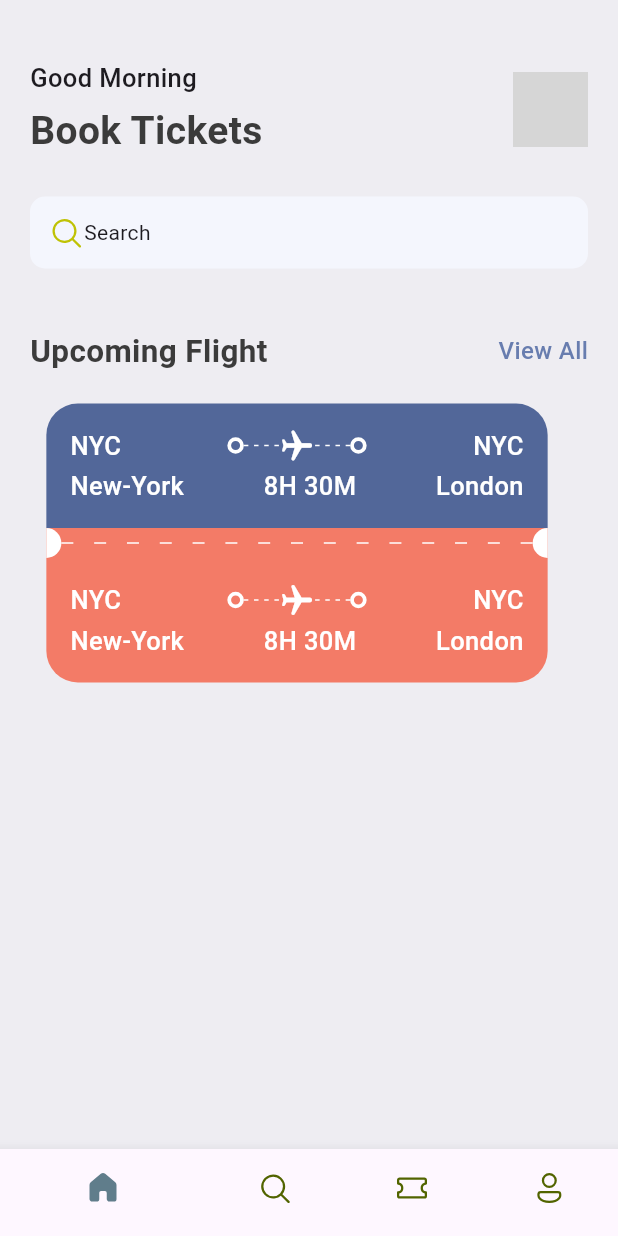
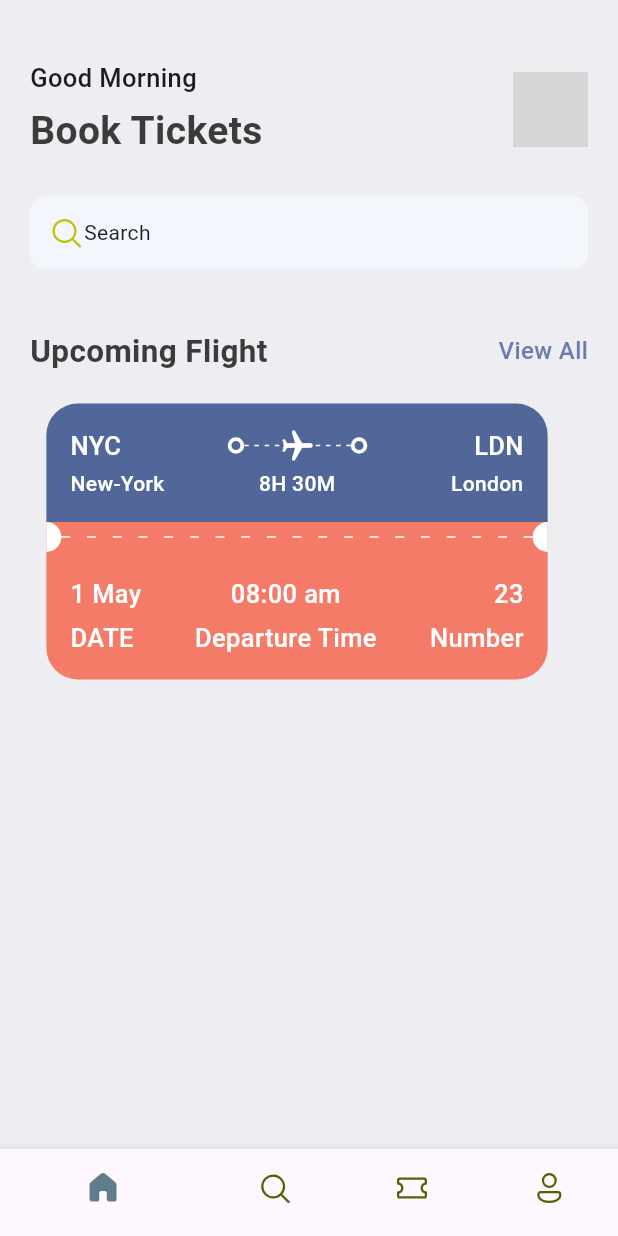
Before and after one commit to yky32/ticket-app, a Flutter app: the screen it shows after launch, on a phone screen of 412 x 824 dp. Run offline on Flutter 3.47's test engine with Material 3 defaults, Android fonts, the phone set to English and light mode, and no system bars; our stand-ins replace fluentui_icons; grey boxes are pictures that could not be loaded.

Commit message:
rows in a sizedBox

```diff
--- a/lib/base/res/styles/app_styles.dart
+++ b/lib/base/res/styles/app_styles.dart
@@ -17,6 +17,6 @@ class AppStyles {
       TextStyle(fontSize: 21, fontWeight: FontWeight.bold, color: textColor);
   static TextStyle headLineStyle3 =
       const TextStyle(fontSize: 17, fontWeight: FontWeight.w500);
-
-
+  static TextStyle headLineStyle4 =
+      const TextStyle(fontSize: 14, fontWeight: FontWeight.w500);
 }
--- /dev/null
+++ b/lib/base/widgets/app_column_text_layout.dart
@@ -0,0 +1,21 @@
+import 'package:flutter/material.dart';
+import 'package:ticket_app/base/widgets/text_style_third.dart';
+
+class AppColumnTextLayout extends StatelessWidget {
+  final String topText;
+  final String bottomText;
+  final CrossAxisAlignment alignment;
+  const AppColumnTextLayout({super.key, required this.topText, required this.bottomText, required this.alignment});
+
+  @override
+  Widget build(BuildContext context) {
+    return Column(
+      crossAxisAlignment: alignment,
+      children: [
+        TextStyleThird(text: topText),
+        const SizedBox(height: 5,),
+        TextStyleThird(text: bottomText),
+      ],
+    );
+  }
+}
--- /dev/null
+++ b/lib/base/widgets/text_style_fourt.dart
@@ -0,0 +1,19 @@
+import 'package:flutter/material.dart';
+import 'package:ticket_app/base/res/styles/app_styles.dart';
+
+class TextStyleFourth extends StatelessWidget {
+  const TextStyleFourth(
+      {super.key, required this.text, this.align = TextAlign.start});
+
+  final String text;
+  final TextAlign align;
+
+  @override
+  Widget build(BuildContext context) {
+    return Text(
+      text,
+      textAlign: align,
+      style: AppStyles.headLineStyle4.copyWith(color: Colors.white),
+    );
+  }
+}
--- /dev/null
+++ b/lib/base/widgets/text_style_third.dart
@@ -0,0 +1,15 @@
+import 'package:flutter/material.dart';
+import 'package:ticket_app/base/res/styles/app_styles.dart';
+
+class TextStyleThird extends StatelessWidget {
+  const TextStyleThird({super.key, required this.text});
+  final String text;
+
+  @override
+  Widget build(BuildContext context) {
+    return Text(
+      text,
+      style: AppStyles.headLineStyle3.copyWith(color: Colors.white),
+    );
+  }
+}
--- a/lib/base/widgets/ticket_view.dart
+++ b/lib/base/widgets/ticket_view.dart
@@ -1,8 +1,11 @@
 import 'package:flutter/material.dart';
 import 'package:ticket_app/base/res/styles/app_styles.dart';
+import 'package:ticket_app/base/widgets/app_column_text_layout.dart';
 import 'package:ticket_app/base/widgets/app_layoutbuilder_widget.dart';
 import 'package:ticket_app/base/widgets/big_circle.dart';
 import 'package:ticket_app/base/widgets/big_dot.dart';
+import 'package:ticket_app/base/widgets/text_style_fourt.dart';
+import 'package:ticket_app/base/widgets/text_style_third.dart';
 
 class TicketView extends StatelessWidget {
   const TicketView({super.key});
@@ -17,6 +20,7 @@ class TicketView extends StatelessWidget {
         margin: const EdgeInsets.only(right: 16),
         child: Column(
           children: [
+            // blue part of the ticket
             Container(
               padding: const EdgeInsets.all(16),
               decoration: BoxDecoration(
@@ -29,11 +33,7 @@ class TicketView extends StatelessWidget {
                   // show departure and destination with icons first line.
                   Row(
                     children: [
-                      Text(
-                        "NYC",
-                        style: AppStyles.headLineStyle3
-                            .copyWith(color: Colors.white),
-                      ),
+                      const TextStyleThird(text: "NYC"),
                       Expanded(child: Container()),
                       const BigDot(),
                       Expanded(
@@ -57,11 +57,7 @@ class TicketView extends StatelessWidget {
                       )),
                       const BigDot(),
                       Expanded(child: Container()),
-                      Text(
-                        "NYC",
-                        style: AppStyles.headLineStyle3
-                            .copyWith(color: Colors.white),
-                      )
+                      const TextStyleThird(text: "LDN")
                     ],
                   ),
                   const SizedBox(
@@ -70,28 +66,23 @@ class TicketView extends StatelessWidget {
                   // show departure and destination names with time
                   Row(
                     children: [
-                      Text(
-                        "New-York",
-                        style: AppStyles.headLineStyle3
-                            .copyWith(color: Colors.white),
+                      const SizedBox(
+                        width: 100,
+                        child: TextStyleFourth(text: "New-York")
                       ),
                       Expanded(child: Container()),
-                      Text(
-                        "8H 30M",
-                        style: AppStyles.headLineStyle3
-                            .copyWith(color: Colors.white),
-                      ),
+                      const TextStyleFourth(text: "8H 30M"),
                       Expanded(child: Container()),
-                      Text(
-                        "London",
-                        style: AppStyles.headLineStyle3
-                            .copyWith(color: Colors.white),
+                      const SizedBox(
+                        width: 100,
+                        child: TextStyleFourth(text: "London", align: TextAlign.end,),
                       )
                     ],
                   )
                 ],
               ),
             ),
+            // circles and dots
             Container(
               color: AppStyles.ticketOrange,
               child: const Row(
@@ -99,12 +90,14 @@ class TicketView extends StatelessWidget {
                   BigCircle(isRight: false),
                   Expanded(
                       child: AppLayoutBuilderWidget(
-                    randomDivider: 20, width: 8,
+                    randomDivider: 16,
+                    width: 6,
                   )),
                   BigCircle(isRight: true),
                 ],
               ),
             ),
+            // orange part of the ticket
             Container(
               padding: const EdgeInsets.all(16),
               decoration: BoxDecoration(
@@ -112,71 +105,29 @@ class TicketView extends StatelessWidget {
                   borderRadius: const BorderRadius.only(
                       bottomLeft: Radius.circular(21),
                       bottomRight: Radius.circular(21))),
-              child: Column(
+              child: const Column(
                 children: [
                   // show departure and destination with icons first line.
                   Row(
+                    mainAxisAlignment: MainAxisAlignment.spaceBetween,
                     children: [
-                      Text(
-                        "NYC",
-                        style: AppStyles.headLineStyle3
-                            .copyWith(color: Colors.white),
+                      AppColumnTextLayout(
+                        topText: "1 May",
+                        bottomText: "DATE",
+                        alignment: CrossAxisAlignment.start,
                       ),
-                      Expanded(child: Container()),
-                      const BigDot(),
-                      Expanded(
-                          child: Stack(
-                        children: [
-                          const SizedBox(
-                            height: 24,
-                            child: AppLayoutBuilderWidget(
-                              randomDivider: 6,
-                            ),
-                          ),
-                          Center(
-                            child: Transform.rotate(
-                                angle: 1.57,
-                                child: const Icon(
-                                  Icons.local_airport_rounded,
-                                  color: Colors.white,
-                                )),
-                          )
-                        ],
-                      )),
-                      const BigDot(),
-                      Expanded(child: Container()),
-                      Text(
-                        "NYC",
-                        style: AppStyles.headLineStyle3
-                            .copyWith(color: Colors.white),
-                      )
+                      AppColumnTextLayout(
+                        topText: "08:00 am",
+                        bottomText: "Departure Time",
+                        alignment: CrossAxisAlignment.center,
+                      ),
+                      AppColumnTextLayout(
+                        topText: "23",
+                        bottomText: "Number",
+                        alignment: CrossAxisAlignment.end,
+                      ),
                     ],
                   ),
-                  const SizedBox(
-                    height: 3,
-                  ),
-                  // show departure and destination names with time
-                  Row(
-                    children: [
-                      Text(
-                        "New-York",
-                        style: AppStyles.headLineStyle3
-                            .copyWith(color: Colors.white),
-                      ),
-                      Expanded(child: Container()),
-                      Text(
-                        "8H 30M",
-                        style: AppStyles.headLineStyle3
-                            .copyWith(color: Colors.white),
-                      ),
-                      Expanded(child: Container()),
-                      Text(
-                        "London",
-                        style: AppStyles.headLineStyle3
-                            .copyWith(color: Colors.white),
-                      )
-                    ],
-                  )
                 ],
               ),
             ),
```
